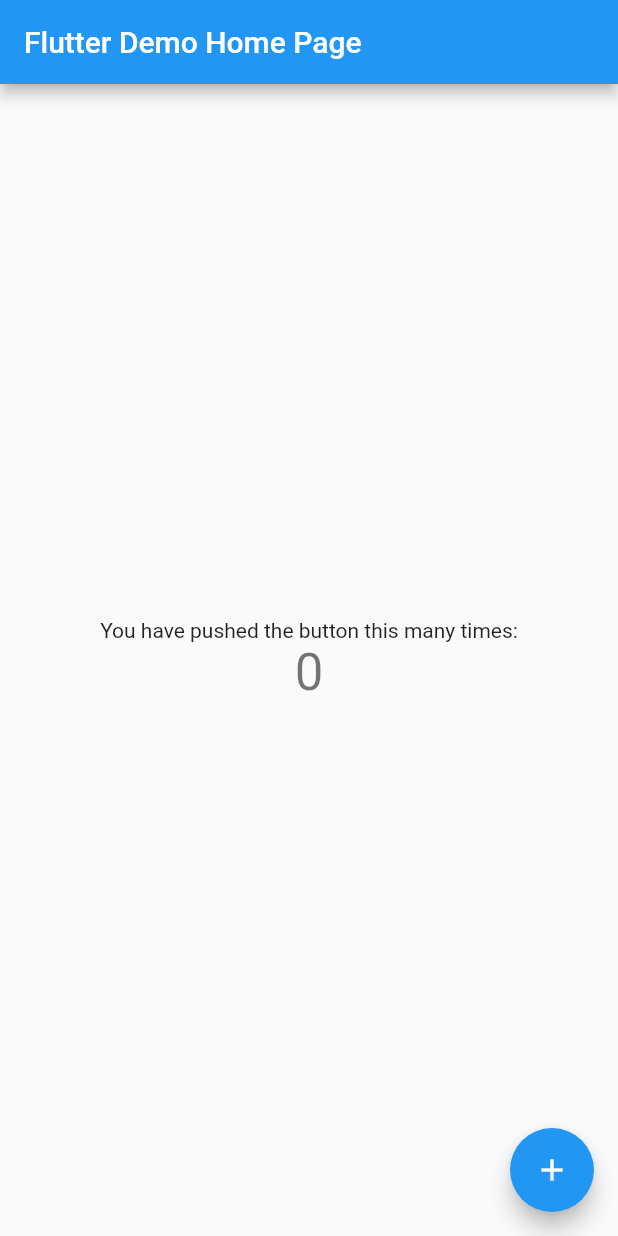
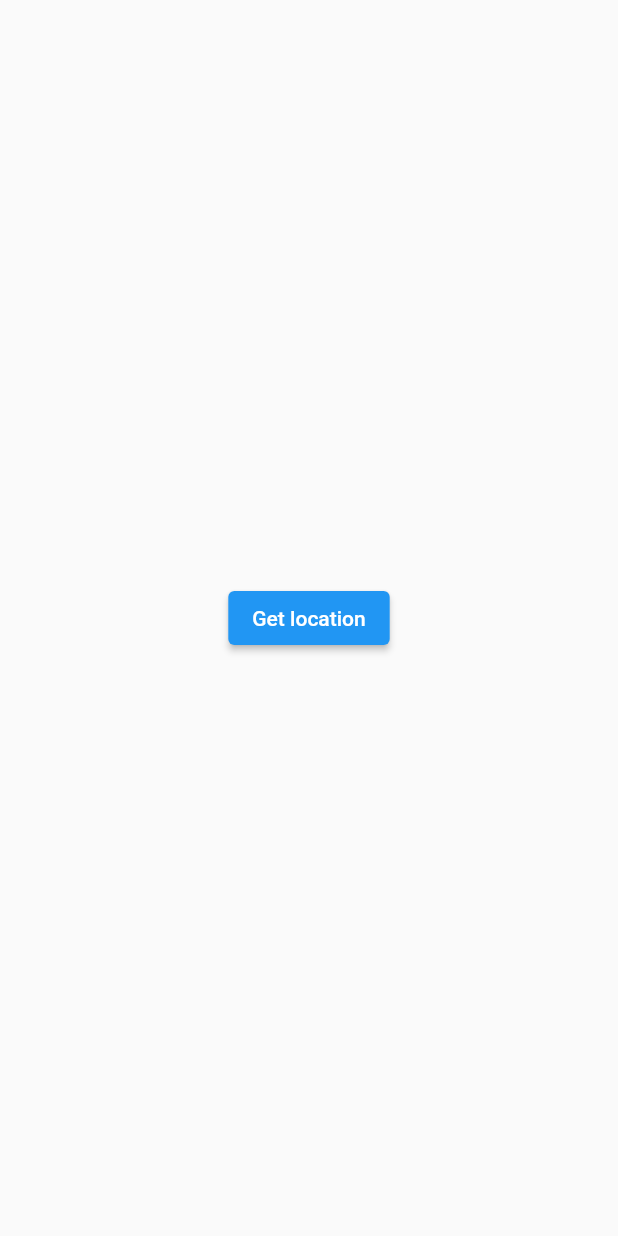
Before and after one commit to devpedromonteiro/GPS-Tracker-Flutter, a Flutter app: the screen it shows after launch, on a phone screen of 412 x 824 dp. Run offline on Flutter 3.47's test engine with Material 2 defaults, Android fonts, the light colour scheme and no system bars; our stand-ins replace geocoding, location.

Commit message:
feat: Location get lat and lng implemented

```diff
--- a/lib/main.dart
+++ b/lib/main.dart
@@ -1,115 +1,92 @@
 import 'package:flutter/material.dart';
+import 'package:geocoding/geocoding.dart' as Geocoding;
+import 'package:location/location.dart';
 
 void main() {
-  runApp(const MyApp());
+  runApp(MyApp());
 }
 
 class MyApp extends StatelessWidget {
   const MyApp({Key? key}) : super(key: key);
 
-  // This widget is the root of your application.
   @override
   Widget build(BuildContext context) {
-    return MaterialApp(
-      title: 'Flutter Demo',
-      theme: ThemeData(
-        // This is the theme of your application.
-        //
-        // Try running your application with "flutter run". You'll see the
-        // application has a blue toolbar. Then, without quitting the app, try
-        // changing the primarySwatch below to Colors.green and then invoke
-        // "hot reload" (press "r" in the console where you ran "flutter run",
-        // or simply save your changes to "hot reload" in a Flutter IDE).
-        // Notice that the counter didn't reset back to zero; the application
-        // is not restarted.
-        primarySwatch: Colors.blue,
-      ),
-      home: const MyHomePage(title: 'Flutter Demo Home Page'),
-    );
+    return MaterialApp(home: HomePage());
   }
 }
 
-class MyHomePage extends StatefulWidget {
-  const MyHomePage({Key? key, required this.title}) : super(key: key);
-
-  // This widget is the home page of your application. It is stateful, meaning
-  // that it has a State object (defined below) that contains fields that affect
-  // how it looks.
-
-  // This class is the configuration for the state. It holds the values (in this
-  // case the title) provided by the parent (in this case the App widget) and
-  // used by the build method of the State. Fields in a Widget subclass are
-  // always marked "final".
-
-  final String title;
+class HomePage extends StatefulWidget {
+  const HomePage({Key? key}) : super(key: key);
 
   @override
-  State<MyHomePage> createState() => _MyHomePageState();
+  _HomePageState createState() => _HomePageState();
 }
 
-class _MyHomePageState extends State<MyHomePage> {
-  int _counter = 0;
+class _HomePageState extends State<HomePage> {
+  late bool _serviceEnabled; //verificar o GPS (on/off)
+  late PermissionStatus _permissionGranted; //verificar a permissão de acesso
+  LocationData? _userLocation;
+  late String? address;
 
-  void _incrementCounter() {
+  Future<void> _getUserLocation() async {
+    Location location = Location();
+
+    //1. verificar se o serviço de localização está ativado
+    _serviceEnabled = await location.serviceEnabled();
+    if (!_serviceEnabled) {
+      _serviceEnabled = await location.requestService();
+      if (!_serviceEnabled) {
+        return;
+      }
+    }
+
+    //2. solicitar a permissão para o app acessar a localização
+    _permissionGranted = await location.hasPermission();
+    if (_permissionGranted == PermissionStatus.denied) {
+      _permissionGranted = await location.requestPermission();
+      if (_permissionGranted != PermissionStatus.granted) {
+        return;
+      }
+    }
+
+    final _locationData = await location.getLocation();
+
+    Future<List<Geocoding.Placemark>> places;
+    double? lat;
+    double? lng;
     setState(() {
-      // This call to setState tells the Flutter framework that something has
-      // changed in this State, which causes it to rerun the build method below
-      // so that the display can reflect the updated values. If we changed
-      // _counter without calling setState(), then the build method would not be
-      // called again, and so nothing would appear to happen.
-      _counter++;
+      _userLocation = _locationData;
+      lat = _userLocation!.latitude;
+      lng = _userLocation!.longitude;
+      places = Geocoding.placemarkFromCoordinates(lat!, lng!,
+          localeIdentifier: "pt_BR");
+      places.then((value) {
+        Geocoding.Placemark place = value[1];
+        address = place.street; //nome da rua
+        print(_locationData.accuracy); //acurácia da localização
+      });
     });
   }
 
   @override
   Widget build(BuildContext context) {
-    // This method is rerun every time setState is called, for instance as done
-    // by the _incrementCounter method above.
-    //
-    // The Flutter framework has been optimized to make rerunning build methods
-    // fast, so that you can just rebuild anything that needs updating rather
-    // than having to individually change instances of widgets.
     return Scaffold(
-      appBar: AppBar(
-        // Here we take the value from the MyHomePage object that was created by
-        // the App.build method, and use it to set our appbar title.
-        title: Text(widget.title),
-      ),
       body: Center(
-        // Center is a layout widget. It takes a single child and positions it
-        // in the middle of the parent.
         child: Column(
-          // Column is also a layout widget. It takes a list of children and
-          // arranges them vertically. By default, it sizes itself to fit its
-          // children horizontally, and tries to be as tall as its parent.
-          //
-          // Invoke "debug painting" (press "p" in the console, choose the
-          // "Toggle Debug Paint" action from the Flutter Inspector in Android
-          // Studio, or the "Toggle Debug Paint" command in Visual Studio Code)
-          // to see the wireframe for each widget.
-          //
-          // Column has various properties to control how it sizes itself and
-          // how it positions its children. Here we use mainAxisAlignment to
-          // center the children vertically; the main axis here is the vertical
-          // axis because Columns are vertical (the cross axis would be
-          // horizontal).
           mainAxisAlignment: MainAxisAlignment.center,
-          children: <Widget>[
-            const Text(
-              'You have pushed the button this many times:',
-            ),
-            Text(
-              '$_counter',
-              style: Theme.of(context).textTheme.headline4,
-            ),
+          children: [
+            ElevatedButton(
+                onPressed: _getUserLocation, child: Text('Get location')),
+            if (_userLocation != null)
+              Text(
+                'LAT: ${_userLocation!.latitude}, LNG: ${_userLocation!.longitude}' +
+                    "\n" +
+                    address!,
+                textAlign: TextAlign.center,
+              ),
           ],
         ),
       ),
-      floatingActionButton: FloatingActionButton(
-        onPressed: _incrementCounter,
-        tooltip: 'Increment',
-        child: const Icon(Icons.add),
-      ), // This trailing comma makes auto-formatting nicer for build methods.
     );
   }
 }
--- a/pubspec.yaml
+++ b/pubspec.yaml
@@ -35,6 +35,7 @@
   # Use with the CupertinoIcons class for iOS style icons.
   cupertino_icons: ^1.0.2
 
+
 dev_dependencies:
   flutter_test:
     sdk: flutter
@@ -45,6 +46,9 @@
   # package. See that file for information about deactivating specific lint
   # rules and activating additional ones.
   flutter_lints: ^1.0.0
+  location: ^4.3.0
+  geocoding: ^2.0.2
+  geolocator: ^8.2.0
 
 # For information on the generic Dart part of this file, see the
 # following page: https://dart.dev/tools/pub/pubspec
```
Also changed, not shown: pubspec.lock, 5 other files.
